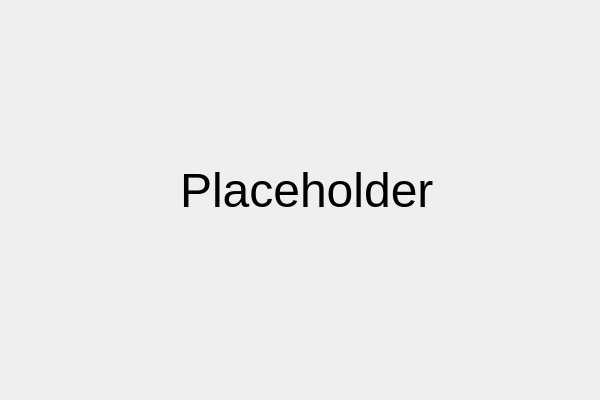
First picture: the form in Tasuke/TaskWindow.ui, repository mushopea/Tasuke, before the edit.
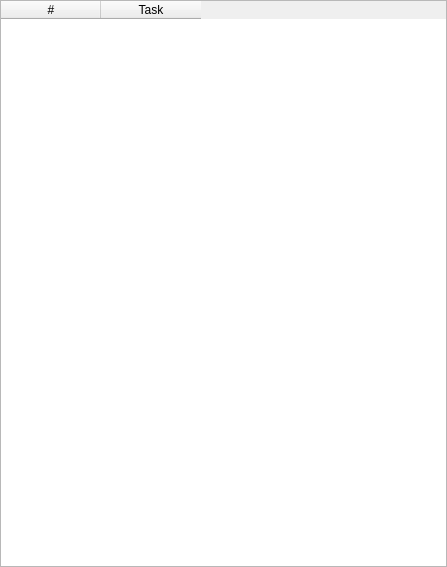
Second picture: the form after the edit.

What changed in the file:
```diff
--- a/Tasuke/TaskWindow.ui
+++ b/Tasuke/TaskWindow.ui
@@ -6,32 +6,42 @@
    <rect>
     <x>0</x>
     <y>0</y>
-    <width>600</width>
-    <height>400</height>
+    <width>447</width>
+    <height>567</height>
    </rect>
   </property>
   <property name="windowTitle">
    <string>TaskWindow</string>
   </property>
   <widget class="QWidget" name="centralWidget">
-   <widget class="QLabel" name="label">
-    <property name="geometry">
-     <rect>
-      <x>180</x>
-      <y>130</y>
-      <width>281</width>
-      <height>121</height>
-     </rect>
+   <layout class="QVBoxLayout" name="verticalLayout_2">
+    <property name="leftMargin">
+     <number>0</number>
     </property>
-    <property name="font">
-     <font>
-      <pointsize>36</pointsize>
-     </font>
+    <property name="topMargin">
+     <number>0</number>
     </property>
-    <property name="text">
-     <string>Placeholder</string>
+    <property name="rightMargin">
+     <number>0</number>
     </property>
-   </widget>
+    <property name="bottomMargin">
+     <number>0</number>
+    </property>
+    <item>
+     <widget class="QTableWidget" name="tableWidget">
+      <column>
+       <property name="text">
+        <string>#</string>
+       </property>
+      </column>
+      <column>
+       <property name="text">
+        <string>Task</string>
+       </property>
+      </column>
+     </widget>
+    </item>
+   </layout>
   </widget>
  </widget>
  <layoutdefault spacing="6" margin="11"/>
```
Left out of the diff: 2 changed lines with no effect on the pictures.
